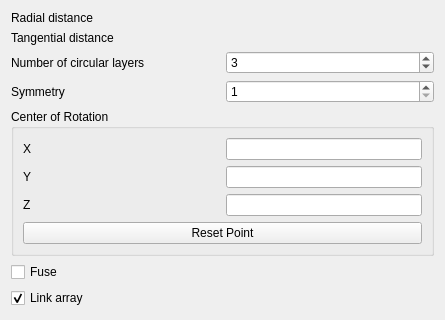
This is src/Mod/Draft/Resources/ui/TaskPanel_CircularArray.ui in southseact-3d/fcd as Qt 5 draws it before an edit; both pictures show x 0 to 445 and y 0 to 320 of the 445 by 511 pixel window. The edited form follows.
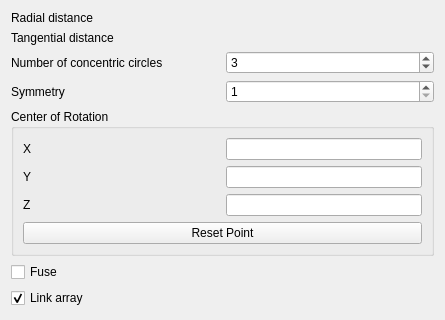
This is the edited form. Custom widgets are drawn as their Qt base class.

What changed in the file:
```diff
--- a/src/Mod/Draft/Resources/ui/TaskPanel_CircularArray.ui
+++ b/src/Mod/Draft/Resources/ui/TaskPanel_CircularArray.ui
@@ -83,7 +83,7 @@
 It must be at least 2.</string>
        </property>
        <property name="text">
-        <string>Number of circular layers</string>
+        <string>Number of concentric circles</string>
        </property>
       </widget>
      </item>
```
Left out of the diff: 4 changed lines with no effect on the pictures.
